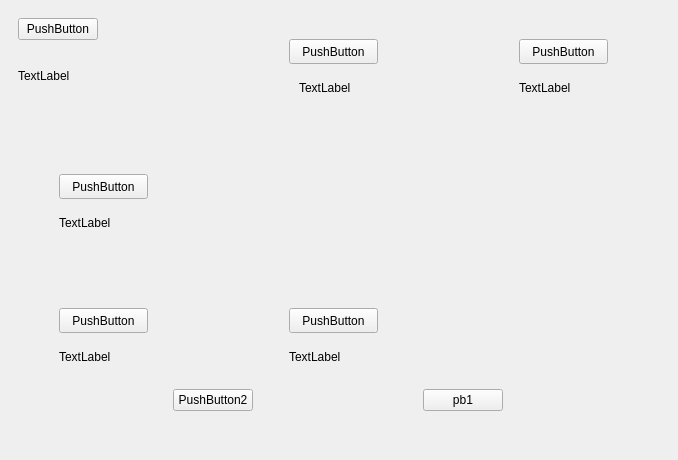
Above: kdDesktopAssistant/kdDesktopAssistant.ui from bkdwei/kdDesktopAssistant before the change. Below: the same form after it.
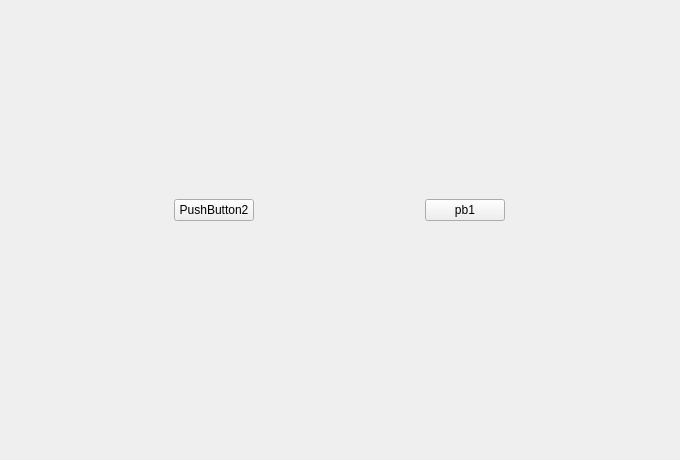
That is the form after the change.

The edit to the form file:
```diff
--- a/kdDesktopAssistant/kdDesktopAssistant.ui
+++ b/kdDesktopAssistant/kdDesktopAssistant.ui
@@ -6,7 +6,7 @@
    <rect>
     <x>0</x>
     <y>0</y>
-    <width>618</width>
+    <width>680</width>
     <height>460</height>
    </rect>
   </property>
@@ -23,290 +23,6 @@
       <property name="spacing">
        <number>30</number>
       </property>
-      <item row="0" column="1">
-       <widget class="QWidget" name="widget_4" native="true">
-        <property name="sizePolicy">
-         <sizepolicy hsizetype="Fixed" vsizetype="Fixed">
-          <horstretch>0</horstretch>
-          <verstretch>0</verstretch>
-         </sizepolicy>
-        </property>
-        <property name="minimumSize">
-         <size>
-          <width>200</width>
-          <height>100</height>
-         </size>
-        </property>
-        <property name="maximumSize">
-         <size>
-          <width>100</width>
-          <height>200</height>
-         </size>
-        </property>
-        <widget class="QPushButton" name="pushButton_10">
-         <property name="geometry">
-          <rect>
-           <x>50</x>
-           <y>30</y>
-           <width>89</width>
-           <height>25</height>
-          </rect>
-         </property>
-         <property name="text">
-          <string>PushButton</string>
-         </property>
-        </widget>
-        <widget class="QLabel" name="label_5">
-         <property name="geometry">
-          <rect>
-           <x>60</x>
-           <y>70</y>
-           <width>91</width>
-           <height>17</height>
-          </rect>
-         </property>
-         <property name="text">
-          <string>TextLabel</string>
-         </property>
-        </widget>
-       </widget>
-      </item>
-      <item row="0" column="0">
-       <widget class="QWidget" name="widget_3" native="true">
-        <property name="sizePolicy">
-         <sizepolicy hsizetype="Fixed" vsizetype="Fixed">
-          <horstretch>0</horstretch>
-          <verstretch>0</verstretch>
-         </sizepolicy>
-        </property>
-        <property name="minimumSize">
-         <size>
-          <width>200</width>
-          <height>100</height>
-         </size>
-        </property>
-        <property name="maximumSize">
-         <size>
-          <width>100</width>
-          <height>200</height>
-         </size>
-        </property>
-        <layout class="QVBoxLayout" name="verticalLayout_2">
-         <item>
-          <widget class="QPushButton" name="pushButton_9">
-           <property name="sizePolicy">
-            <sizepolicy hsizetype="Fixed" vsizetype="Fixed">
-             <horstretch>0</horstretch>
-             <verstretch>0</verstretch>
-            </sizepolicy>
-           </property>
-           <property name="text">
-            <string>PushButton</string>
-           </property>
-          </widget>
-         </item>
-         <item>
-          <widget class="QLabel" name="label_4">
-           <property name="text">
-            <string>TextLabel</string>
-           </property>
-          </widget>
-         </item>
-        </layout>
-       </widget>
-      </item>
-      <item row="0" column="2">
-       <widget class="QWidget" name="widget_5" native="true">
-        <property name="sizePolicy">
-         <sizepolicy hsizetype="Fixed" vsizetype="Fixed">
-          <horstretch>0</horstretch>
-          <verstretch>0</verstretch>
-         </sizepolicy>
-        </property>
-        <property name="minimumSize">
-         <size>
-          <width>200</width>
-          <height>100</height>
-         </size>
-        </property>
-        <property name="maximumSize">
-         <size>
-          <width>100</width>
-          <height>200</height>
-         </size>
-        </property>
-        <widget class="QPushButton" name="pushButton_11">
-         <property name="geometry">
-          <rect>
-           <x>50</x>
-           <y>30</y>
-           <width>89</width>
-           <height>25</height>
-          </rect>
-         </property>
-         <property name="text">
-          <string>PushButton</string>
-         </property>
-        </widget>
-        <widget class="QLabel" name="label_6">
-         <property name="geometry">
-          <rect>
-           <x>50</x>
-           <y>70</y>
-           <width>91</width>
-           <height>17</height>
-          </rect>
-         </property>
-         <property name="text">
-          <string>TextLabel</string>
-         </property>
-        </widget>
-       </widget>
-      </item>
-      <item row="1" column="0">
-       <widget class="QWidget" name="widget_8" native="true">
-        <property name="sizePolicy">
-         <sizepolicy hsizetype="Fixed" vsizetype="Fixed">
-          <horstretch>0</horstretch>
-          <verstretch>0</verstretch>
-         </sizepolicy>
-        </property>
-        <property name="minimumSize">
-         <size>
-          <width>200</width>
-          <height>100</height>
-         </size>
-        </property>
-        <property name="maximumSize">
-         <size>
-          <width>100</width>
-          <height>200</height>
-         </size>
-        </property>
-        <widget class="QPushButton" name="pushButton_12">
-         <property name="geometry">
-          <rect>
-           <x>50</x>
-           <y>30</y>
-           <width>89</width>
-           <height>25</height>
-          </rect>
-         </property>
-         <property name="text">
-          <string>PushButton</string>
-         </property>
-        </widget>
-        <widget class="QLabel" name="label_7">
-         <property name="geometry">
-          <rect>
-           <x>50</x>
-           <y>70</y>
-           <width>91</width>
-           <height>17</height>
-          </rect>
-         </property>
-         <property name="text">
-          <string>TextLabel</string>
-         </property>
-        </widget>
-       </widget>
-      </item>
-      <item row="2" column="1">
-       <widget class="QWidget" name="widget_9" native="true">
-        <property name="sizePolicy">
-         <sizepolicy hsizetype="Fixed" vsizetype="Fixed">
-          <horstretch>0</horstretch>
-          <verstretch>0</verstretch>
-         </sizepolicy>
-        </property>
-        <property name="minimumSize">
-         <size>
-          <width>200</width>
-          <height>100</height>
-         </size>
-        </property>
-        <property name="maximumSize">
-         <size>
-          <width>100</width>
-          <height>200</height>
-         </size>
-        </property>
-        <widget class="QPushButton" name="pushButton_16">
-         <property name="geometry">
-          <rect>
-           <x>50</x>
-           <y>30</y>
-           <width>89</width>
-           <height>25</height>
-          </rect>
-         </property>
-         <property name="text">
-          <string>PushButton</string>
-         </property>
-        </widget>
-        <widget class="QLabel" name="label_8">
-         <property name="geometry">
-          <rect>
-           <x>50</x>
-           <y>70</y>
-           <width>91</width>
-           <height>17</height>
-          </rect>
-         </property>
-         <property name="text">
-          <string>TextLabel</string>
-         </property>
-        </widget>
-       </widget>
-      </item>
-      <item row="2" column="0">
-       <widget class="QWidget" name="widget_10" native="true">
-        <property name="sizePolicy">
-         <sizepolicy hsizetype="Fixed" vsizetype="Fixed">
-          <horstretch>0</horstretch>
-          <verstretch>0</verstretch>
-         </sizepolicy>
-        </property>
-        <property name="minimumSize">
-         <size>
-          <width>200</width>
-          <height>100</height>
-         </size>
-        </property>
-        <property name="maximumSize">
-         <size>
-          <width>100</width>
-          <height>200</height>
-         </size>
-        </property>
-        <widget class="QPushButton" name="pushButton_15">
-         <property name="geometry">
-          <rect>
-           <x>50</x>
-           <y>30</y>
-           <width>89</width>
-           <height>25</height>
-          </rect>
-         </property>
-         <property name="text">
-          <string>PushButton</string>
-         </property>
-        </widget>
-        <widget class="QLabel" name="label_11">
-         <property name="geometry">
-          <rect>
-           <x>50</x>
-           <y>70</y>
-           <width>91</width>
-           <height>17</height>
-          </rect>
-         </property>
-         <property name="text">
-          <string>TextLabel</string>
-         </property>
-        </widget>
-       </widget>
-      </item>
      </layout>
     </item>
     <item>
```
